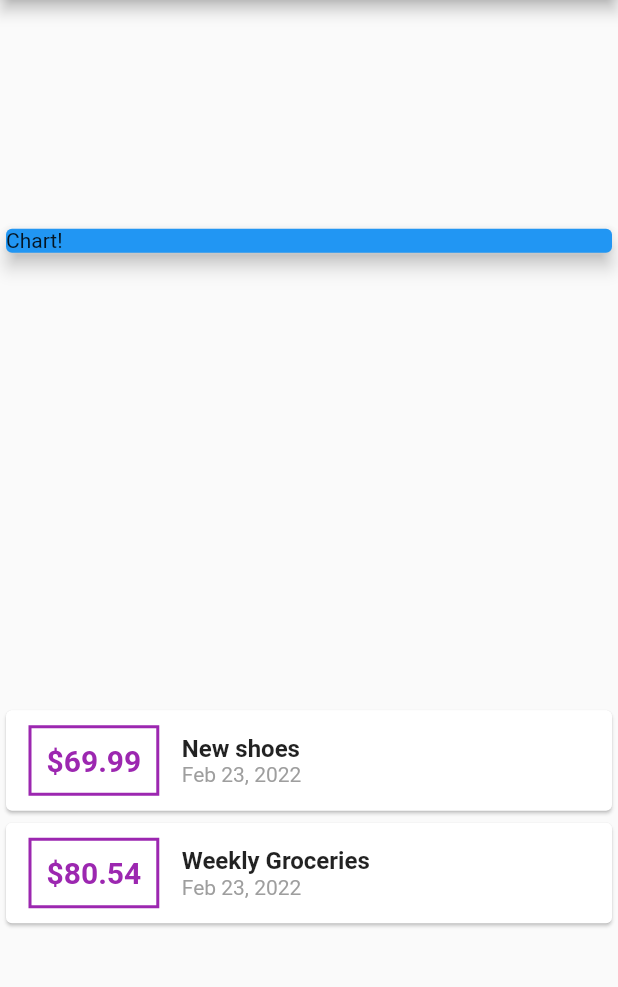
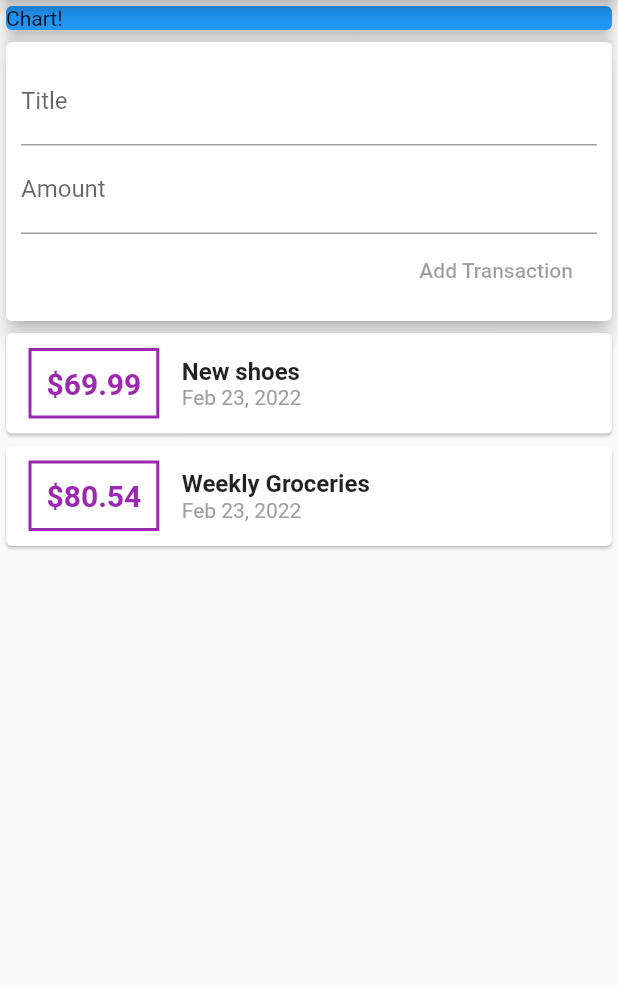
Before and after one commit to JulienMalcouronne/expense_tracker_flutter, a Flutter app: the screen it shows after launch, on a phone screen of 412 x 824 dp, the part 84-1071 px from its top. Run offline on Flutter 3.47's test engine with Material 2 defaults, Android fonts, the phone set to English and light mode, and no system bars; statements that could not run were skipped.

Commit message:
allow user input to add transaction

```diff
--- a/lib/main.dart
+++ b/lib/main.dart
@@ -37,7 +37,7 @@ class MyHomePage extends StatelessWidget {
         title: Text('Expense App'),
       ),
       body: Column(
-        mainAxisAlignment: MainAxisAlignment.spaceAround,
+        // mainAxisAlignment: MainAxisAlignment.spaceAround,
         crossAxisAlignment: CrossAxisAlignment.stretch,
         children: <Widget>[
           Container(
@@ -46,6 +46,28 @@ class MyHomePage extends StatelessWidget {
               child: Text('Chart!'),
               color: Colors.blue,
               elevation: 5,
+            ),
+          ),
+          Card(
+            elevation: 5,
+            child: Container(
+              padding: EdgeInsets.all(10),
+              child: Column(
+                crossAxisAlignment: CrossAxisAlignment.end,
+                children: <Widget>[
+                  TextField(
+                    decoration: InputDecoration(labelText: 'Title'),
+                  ),
+                  TextField(
+                    decoration: InputDecoration(labelText: 'Amount'),
+                  ),
+                  FlatButton(
+                    color: Colors.purple,
+                    onPressed: onPressed,
+                    child: Text('Add Transaction'),
+                  )
+                ],
+              ),
             ),
           ),
           Column(
```
